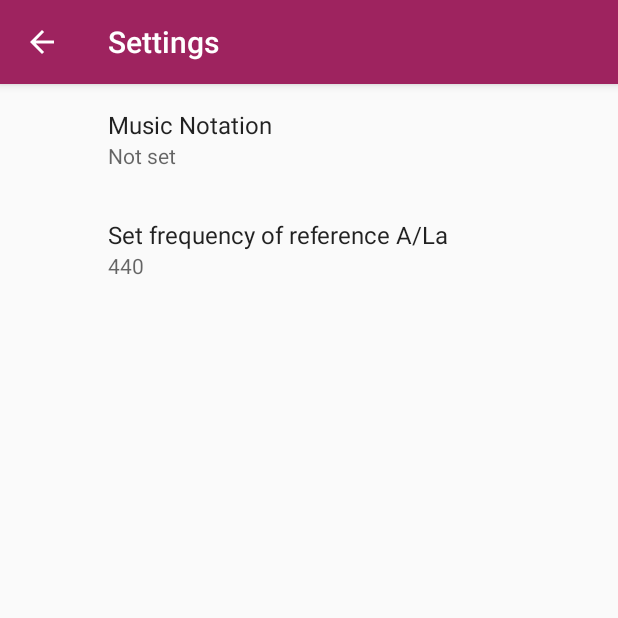
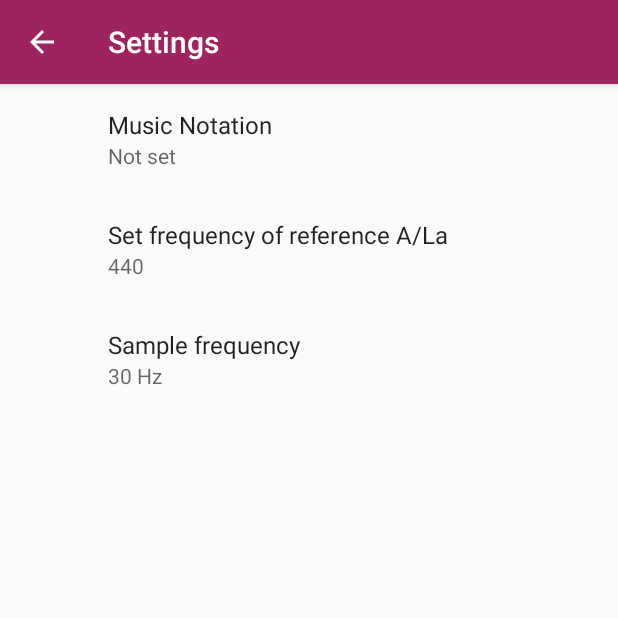
Before and after one commit to gschwind/fiddle-assistant, an Android app: the screen it shows after launch (SettingsActivity), after a tap on "Item", on a phone screen of 412 x 824 dp, the top half of it. Run offline under Robolectric (Android 15) with nearby library versions, the phone set to English and light mode, and no system bars; our stand-ins replace androidx.preference; 1 statement that could not run was skipped.

Commit message:
Add sample frequency preference

```diff
--- a/app/src/main/java/com/github/gschwind/fiddle_assistant/AudioThread.java
+++ b/app/src/main/java/com/github/gschwind/fiddle_assistant/AudioThread.java
@@ -34,6 +34,9 @@ public class AudioThread implements Runnable {
     private long opaqueNativeHandle; // store the pointer
     private int length_of_sample; // store the pointer
 
+    private int next_analisys_freq_counter;
+    private int rate;
+
     private MainActivityHandler handler;
 
     // Used to load the 'native-lib' library on application startup.
@@ -49,6 +52,7 @@ public class AudioThread implements Runnable {
     public AudioThread(MainActivityHandler handler) {
         this.handler = handler;
         this.opaqueNativeHandle = 0;
+
     }
 
     private static Pair<Integer, Integer> getValidSampleRates() {
@@ -77,7 +81,6 @@ public class AudioThread implements Runnable {
         int bufferSize;
         short[] audioData;
         int bufferReadResult;
-        int rate;
 
         {
             Pair<Integer, Integer> r = getValidSampleRates();
@@ -112,7 +115,7 @@ public class AudioThread implements Runnable {
 
             isAudioRecording = true;
 
-            int next_analisys_freq_counter = rate/NOTE_SAMPLE_RATE; //at less wait for this amount of data before next analisys
+            next_analisys_freq_counter = rate/NOTE_SAMPLE_RATE; //at less wait for this amount of data before next analisys
 
             int next_analisys = next_analisys_freq_counter;
 
@@ -166,6 +169,10 @@ public class AudioThread implements Runnable {
 
     }
 
+    public void updateSampleFrequency(int f) {
+        NOTE_SAMPLE_RATE = f;
+        next_analisys_freq_counter = rate / NOTE_SAMPLE_RATE;
+    }
 
     public native int initSampleRate(int sampleRate);
     public native float computeFreq(short[] arr, int offset, int length);
--- a/app/src/main/java/com/github/gschwind/fiddle_assistant/MainActivity.java
+++ b/app/src/main/java/com/github/gschwind/fiddle_assistant/MainActivity.java
@@ -182,7 +182,10 @@ public class MainActivity extends AppCompatActivity implements SharedPreferences
             if (base_frequency <= 55.0f)
                 base_frequency = 440.0f;
             freqView.setText(String.format("%.2f Hz", base_frequency));
-
+        } else if (key.equals("sample_frequency")) {
+            int i = Integer.valueOf(sharedPreferences.getString("sample_frequency", "30"));
+            if (audioThread != null)
+                audioThread.updateSampleFrequency(i);
         }
 
     }
--- a/app/src/main/res/values/arrays.xml
+++ b/app/src/main/res/values/arrays.xml
@@ -9,4 +9,22 @@
         <item>english</item>
         <item>french</item>
     </string-array>
+
+    <string-array name="sample_frequency_entries">
+        <item>10 Hz</item>
+        <item>20 Hz</item>
+        <item>30 Hz</item>
+        <item>40 Hz</item>
+        <item>50 Hz</item>
+        <item>60 Hz</item>
+    </string-array>
+
+    <string-array name="sample_frequency_values">
+        <item>10</item>
+        <item>20</item>
+        <item>30</item>
+        <item>40</item>
+        <item>50</item>
+        <item>60</item>
+    </string-array>
 </resources>
--- a/app/src/main/res/xml/preferences.xml
+++ b/app/src/main/res/xml/preferences.xml
@@ -19,5 +19,13 @@
         android:singleLine="true"
         android:title="Set frequency of reference A/La"
         app:useSimpleSummaryProvider="true" />
+    <ListPreference
+        android:defaultValue="true"
+        android:entries="@array/sample_frequency_entries"
+        android:entryValues="@array/sample_frequency_values"
+        android:key="sample_frequency"
+        android:title="Sample frequency"
+        app:defaultValue="30"
+        app:useSimpleSummaryProvider="true" />
 
 </PreferenceScreen>
```
